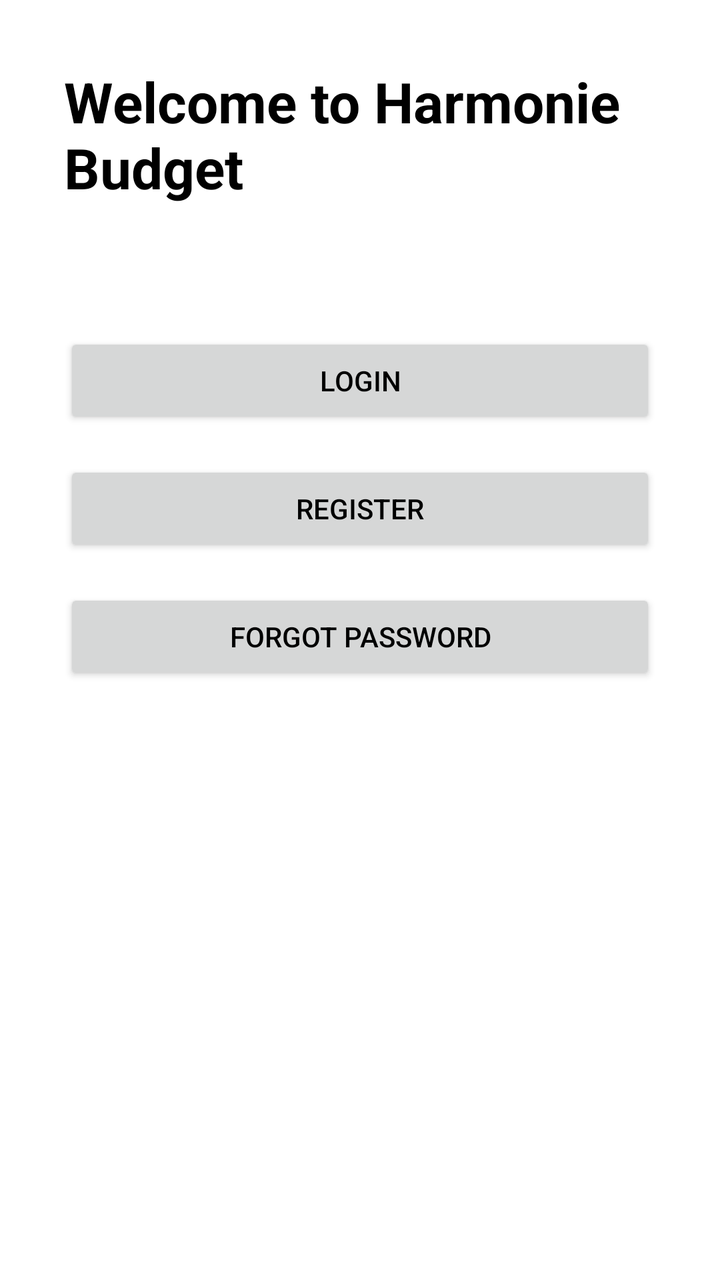
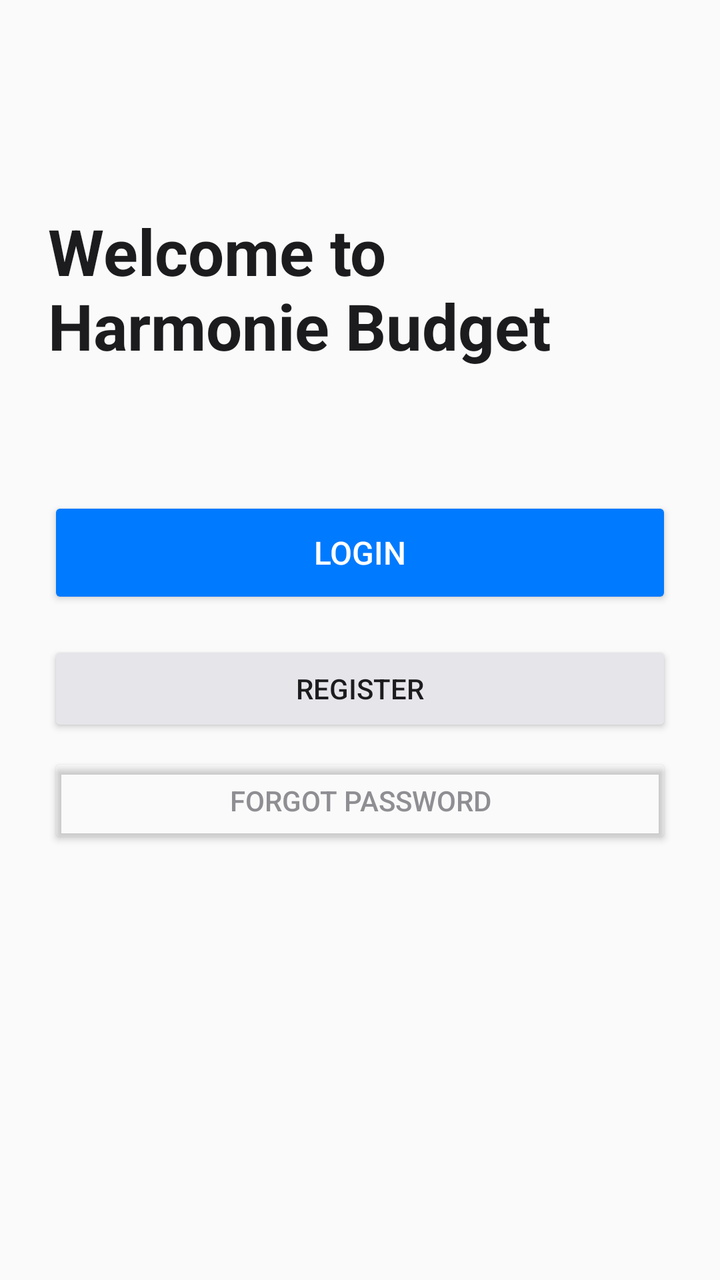

An Android layout rendered at two revisions. The XML below is the earlier revision; the diff shows what the commit changed to produce the second picture.
<!-- AndroidManifest.xml: application theme Theme.HarmonieBudget -->
<!-- res/layout/activity_main.xml -->
<?xml version="1.0" encoding="utf-8"?>
<androidx.constraintlayout.widget.ConstraintLayout
    xmlns:android="http://schemas.android.com/apk/res/android"
    xmlns:app="http://schemas.android.com/apk/res-auto"
    android:layout_width="match_parent"
    android:layout_height="match_parent"
    android:padding="32dp"
    android:background="@color/white">

    <TextView
        android:id="@+id/tv_welcome"
        android:layout_width="wrap_content"
        android:layout_height="wrap_content"
        android:text="@string/welcome_message"
        android:textSize="28sp"
        android:textStyle="bold"
        app:layout_constraintTop_toTopOf="parent"
        app:layout_constraintStart_toStartOf="parent"
        app:layout_constraintEnd_toEndOf="parent" />

    <Button
        android:id="@+id/btn_login"
        android:layout_width="0dp"
        android:layout_height="wrap_content"
        android:text="@string/login_button"
        android:layout_marginTop="64dp"
        app:layout_constraintTop_toBottomOf="@id/tv_welcome"
        app:layout_constraintStart_toStartOf="parent"
        app:layout_constraintEnd_toEndOf="parent" />

    <Button
        android:id="@+id/btn_register"
        android:layout_width="0dp"
        android:layout_height="wrap_content"
        android:text="@string/register_button"
        android:layout_marginTop="16dp"
        app:layout_constraintTop_toBottomOf="@id/btn_login"
        app:layout_constraintStart_toStartOf="parent"
        app:layout_constraintEnd_toEndOf="parent" />

    <Button
        android:id="@+id/btn_forgot_password"
        android:layout_width="0dp"
        android:layout_height="wrap_content"
        android:text="@string/forgot_password_button"
        android:layout_marginTop="16dp"
        app:layout_constraintTop_toBottomOf="@id/btn_register"
        app:layout_constraintStart_toStartOf="parent"
        app:layout_constraintEnd_toEndOf="parent" />

</androidx.constraintlayout.widget.ConstraintLayout>
<!-- resources referenced by this layout -->
<resources>
  <color name="white">#FFFFFFFF</color>
  <string name="forgot_password_button">Forgot Password</string>
  <string name="login_button">Login</string>
  <string name="register_button">Register</string>
  <string name="welcome_message">Welcome to Harmonie Budget</string>
  <style name="Theme.HarmonieBudget" parent="Theme.MaterialComponents.DayNight.NoActionBar">
  
          
          <item name="colorPrimary">@color/purple_500</item>
  
          
          <item name="colorPrimaryVariant">@color/purple_700</item>
  
          
          <item name="colorSecondary">@color/teal_200</item>
  
          
          <item name="android:windowBackground">@color/white</item>
  
          
          <item name="android:textColor">@android:color/black</item>
  
      </style>
  <color name="purple_500">#FF6200EE</color>
  <color name="purple_700">#FF3700B3</color>
  <color name="teal_200">#FF03DAC5</color>
</resources>

<!-- the commit's change to res/layout/activity_main.xml (unified diff, before → after) -->
@@ -1,51 +1,64 @@
 <?xml version="1.0" encoding="utf-8"?>
-<androidx.constraintlayout.widget.ConstraintLayout
+<androidx.core.widget.NestedScrollView
     xmlns:android="http://schemas.android.com/apk/res/android"
-    xmlns:app="http://schemas.android.com/apk/res-auto"
     android:layout_width="match_parent"
     android:layout_height="match_parent"
-    android:padding="32dp"
-    android:background="@color/white">
+    android:fillViewport="true"
+    android:background="#FAFAFA">
 
-    <TextView
-        android:id="@+id/tv_welcome"
-        android:layout_width="wrap_content"
+    <LinearLayout
+        android:layout_width="match_parent"
         android:layout_height="wrap_content"
-        android:text="@string/welcome_message"
-        android:textSize="28sp"
-        android:textStyle="bold"
-        app:layout_constraintTop_toTopOf="parent"
-        app:layout_constraintStart_toStartOf="parent"
-        app:layout_constraintEnd_toEndOf="parent" />
+        android:orientation="vertical"
+        android:gravity="center_horizontal"
+        android:padding="24dp">
 
-    <Button
-        android:id="@+id/btn_login"
-        android:layout_width="0dp"
-        android:layout_height="wrap_content"
-        android:text="@string/login_button"
-        android:layout_marginTop="64dp"
-        app:layout_constraintTop_toBottomOf="@id/tv_welcome"
-        app:layout_constraintStart_toStartOf="parent"
-        app:layout_constraintEnd_toEndOf="parent" />
+        
+        <TextView
+            android:id="@+id/tv_welcome"
+            android:layout_width="wrap_content"
+            android:layout_height="wrap_content"
+            android:layout_marginTop="80dp"
+            android:text="@string/welcome_message"
+            android:textColor="#1C1C1E"
+            android:textSize="32sp"
+            android:textStyle="bold" />
 
-    <Button
-        android:id="@+id/btn_register"
-        android:layout_width="0dp"
-        android:layout_height="wrap_content"
-        android:text="@string/register_button"
-        android:layout_marginTop="16dp"
-        app:layout_constraintTop_toBottomOf="@id/btn_login"
-        app:layout_constraintStart_toStartOf="parent"
-        app:layout_constraintEnd_toEndOf="parent" />
+        
+        <Button
+            android:id="@+id/btn_login"
+            android:layout_width="match_parent"
+            android:layout_height="wrap_content"
+            android:layout_marginTop="64dp"
+            android:backgroundTint="#007AFF"
+            android:minHeight="56dp"
+            android:text="@string/login_button"
+            android:textColor="#FFFFFF"
+            android:textSize="16sp" />
 
-    <Button
-        android:id="@+id/btn_forgot_password"
-        android:layout_width="0dp"
-        android:layout_height="wrap_content"
-        android:text="@string/forgot_password_button"
-        android:layout_marginTop="16dp"
-        app:layout_constraintTop_toBottomOf="@id/btn_register"
-        app:layout_constraintStart_toStartOf="parent"
-        app:layout_constraintEnd_toEndOf="parent" />
+        
+        <Button
+            android:id="@+id/btn_register"
+            android:layout_width="match_parent"
+            android:layout_height="wrap_content"
+            android:layout_marginTop="16dp"
+            android:backgroundTint="#E5E5EA"
+            android:minHeight="48dp"
+            android:text="@string/register_button"
+            android:textColor="#1C1C1E"
+            android:textSize="14sp" />
 
-</androidx.constraintlayout.widget.ConstraintLayout>
+        
+        <Button
+            android:id="@+id/btn_forgot_password"
+            android:layout_width="match_parent"
+            android:layout_height="wrap_content"
+            android:layout_marginTop="8dp"
+            android:backgroundTint="@android:color/transparent"
+            android:minHeight="48dp"
+            android:text="@string/forgot_password_button"
+            android:textColor="#8E8E93"
+            android:textSize="14sp" />
+
+    </LinearLayout>
+</androidx.core.widget.NestedScrollView>
<!-- resource entries referenced after the edit -->
@@ -1,6 +1,5 @@
 <!-- resources referenced by this layout -->
 <resources>
-  <color name="white">#FFFFFFFF</color>
   <string name="forgot_password_button">Forgot Password</string>
   <string name="login_button">Login</string>
   <string name="register_button">Register</string>
@@ -26,5 +25,6 @@
   <color name="purple_500">#FF6200EE</color>
   <color name="purple_700">#FF3700B3</color>
   <color name="teal_200">#FF03DAC5</color>
+  <color name="white">#FFFFFFFF</color>
 </resources>
 
